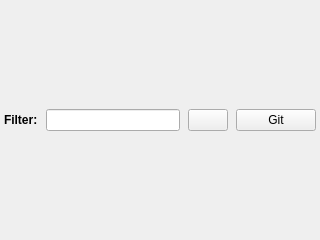
The window that src/plugins/organisation/CellMLModelRepositoryWindow/src/cellmlmodelrepositorywindowwindow.ui (opencor/opencor) describes before a commit, drawn with Qt 5.
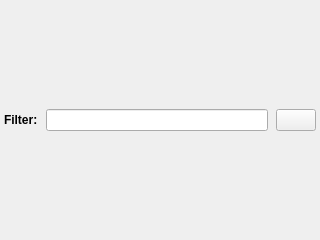
The same window after the commit. Icons and pictures are not drawn.

Commit message: PMR window: some work on allowing a workspace to be cloned (#593) [ci skip].

The edit to the form file:
```diff
--- a/src/plugins/organisation/CellMLModelRepositoryWindow/src/cellmlmodelrepositorywindowwindow.ui
+++ b/src/plugins/organisation/CellMLModelRepositoryWindow/src/cellmlmodelrepositorywindowwindow.ui
@@ -68,13 +68,6 @@
         </property>
        </widget>
       </item>
-      <item>
-       <widget class="QPushButton" name="gitButton">
-        <property name="text">
-         <string>Git</string>
-        </property>
-       </widget>
-      </item>
      </layout>
     </item>
    </layout>
```
The commit also changes 2 other files.
